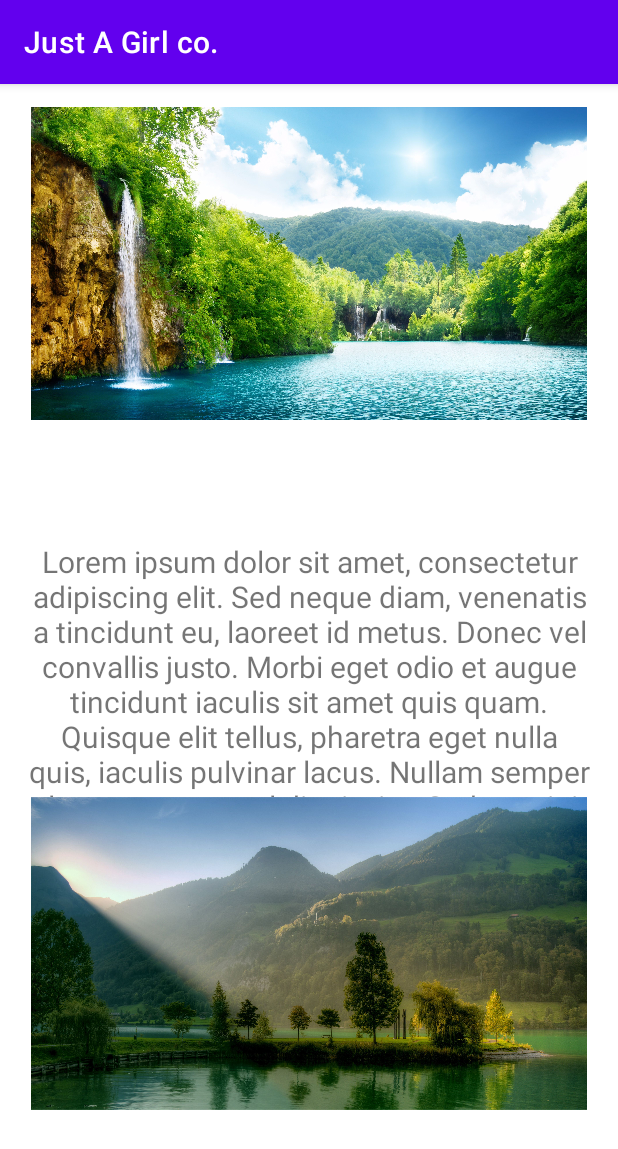
After one commit to cmwrobel1/girl-talk-radio, an Android app: the fragment MediaPageFragment shown on its own in the app's theme, on a phone screen of 412 x 824 dp. The commit adds this screen. Shown: the top 1149 px of the screen. Run offline under Robolectric (Android 15) with nearby library versions, the phone set to English and light mode, and no system bars.

Commit message:
add media or story page

```diff
--- a/JustAGirlco/app/src/main/java/com/example/justagirlco/MainActivity.java
+++ b/JustAGirlco/app/src/main/java/com/example/justagirlco/MainActivity.java
@@ -31,7 +31,7 @@ public class MainActivity extends AppCompatActivity {
         // Passing each menu ID as a set of Ids because each
         // menu should be considered as top level destinations.
         mAppBarConfiguration = new AppBarConfiguration.Builder(
-                R.id.nav_home, R.id.nav_gallery, R.id.nav_slideshow)
+                R.id.nav_home, R.id.nav_gallery, R.id.nav_slideshow, R.id.nav_mediaPage)
                 .setDrawerLayout(drawer)
                 .build();
         NavController navController = Navigation.findNavController(this, R.id.nav_host_fragment);
--- a/JustAGirlco/app/src/main/java/com/example/justagirlco/ui/home/HomeViewModel.java
+++ b/JustAGirlco/app/src/main/java/com/example/justagirlco/ui/home/HomeViewModel.java
@@ -1,6 +1,5 @@
 package com.example.justagirlco.ui.home;
 
-import android.widget.ImageView;
 import androidx.lifecycle.LiveData;
 import androidx.lifecycle.MutableLiveData;
 import androidx.lifecycle.ViewModel;
--- /dev/null
+++ b/JustAGirlco/app/src/main/java/com/example/justagirlco/ui/mediaPage/MediaPageFragment.java
@@ -0,0 +1,35 @@
+package com.example.justagirlco.ui.mediaPage;
+
+import android.os.Bundle;
+import android.view.LayoutInflater;
+import android.view.View;
+import android.view.ViewGroup;
+import android.widget.TextView;
+
+import androidx.annotation.NonNull;
+import androidx.annotation.Nullable;
+import androidx.fragment.app.Fragment;
+import androidx.lifecycle.Observer;
+import androidx.lifecycle.ViewModelProvider;
+
+import com.example.justagirlco.R;
+
+public class MediaPageFragment extends Fragment {
+
+    private MediaPageViewModel mediaPageViewModel;
+
+    public View onCreateView(@NonNull LayoutInflater inflater,
+                             ViewGroup container, Bundle savedInstanceState) {
+        mediaPageViewModel =
+                new ViewModelProvider(this).get(MediaPageViewModel.class);
+        View root = inflater.inflate(R.layout.fragment_media_page, container, false);
+        final TextView textView = root.findViewById(R.id.text_mediaPage);
+        mediaPageViewModel.getText().observe(getViewLifecycleOwner(), new Observer<String>() {
+            @Override
+            public void onChanged(@Nullable String s) {
+                textView.setText(s);
+            }
+        });
+        return root;
+    }
+}
--- /dev/null
+++ b/JustAGirlco/app/src/main/java/com/example/justagirlco/ui/mediaPage/MediaPageViewModel.java
@@ -0,0 +1,19 @@
+package com.example.justagirlco.ui.mediaPage;
+
+import androidx.lifecycle.LiveData;
+import androidx.lifecycle.MutableLiveData;
+import androidx.lifecycle.ViewModel;
+
+public class MediaPageViewModel extends ViewModel {
+
+    private MutableLiveData<String> mText;
+
+    public MediaPageViewModel() {
+        mText = new MutableLiveData<>();
+        mText.setValue("Lorem ipsum dolor sit amet, consectetur adipiscing elit. Sed neque diam, venenatis a tincidunt eu, laoreet id metus. Donec vel convallis justo. Morbi eget odio et augue tincidunt iaculis sit amet quis quam. Quisque elit tellus, pharetra eget nulla quis, iaculis pulvinar lacus. Nullam semper elementum est vel dignissim. Sed suscipit cursus mattis.");
+    }
+
+    public LiveData<String> getText() {
+        return mText;
+    }
+}
--- /dev/null
+++ b/JustAGirlco/app/src/main/res/layout/fragment_media_page.xml
@@ -0,0 +1,50 @@
+<?xml version="1.0" encoding="utf-8"?>
+<androidx.constraintlayout.widget.ConstraintLayout xmlns:android="http://schemas.android.com/apk/res/android"
+    xmlns:app="http://schemas.android.com/apk/res-auto"
+    xmlns:tools="http://schemas.android.com/tools"
+    android:layout_width="match_parent"
+    android:layout_height="match_parent"
+    android:background="#FFFFFF"
+    tools:context=".ui.mediaPage.MediaPageFragment">
+
+    <ImageView
+        android:id="@+id/tempImage1"
+        android:layout_width="wrap_content"
+        android:layout_height="wrap_content"
+        android:layout_marginTop="4dp"
+        android:adjustViewBounds="true"
+        android:scaleX=".9"
+        android:scaleY=".9"
+        android:src="@drawable/nature1"
+        app:layout_constraintStart_toStartOf="parent"
+        app:layout_constraintTop_toTopOf="parent" />
+
+    <TextView
+        android:id="@+id/text_mediaPage"
+        android:layout_width="match_parent"
+        android:layout_height="wrap_content"
+        android:layout_marginStart="8dp"
+        android:layout_marginTop="8dp"
+        android:layout_marginEnd="8dp"
+        android:textAlignment="center"
+        android:textSize="20sp"
+        app:layout_constraintBottom_toBottomOf="parent"
+        app:layout_constraintEnd_toEndOf="parent"
+        app:layout_constraintHorizontal_bias="0.0"
+        app:layout_constraintStart_toStartOf="parent"
+        app:layout_constraintTop_toTopOf="parent"
+        app:layout_constraintVertical_bias="0.543" />
+
+    <ImageView
+        android:id="@+id/tempImage2"
+        android:layout_width="wrap_content"
+        android:layout_height="wrap_content"
+        android:layout_marginTop="464dp"
+        android:adjustViewBounds="true"
+        android:scaleX=".9"
+        android:scaleY=".9"
+        android:src="@drawable/nature2"
+        app:layout_constraintStart_toStartOf="parent"
+        app:layout_constraintTop_toTopOf="parent" />
+
+</androidx.constraintlayout.widget.ConstraintLayout>
--- a/JustAGirlco/app/src/main/res/menu/activity_main_drawer.xml
+++ b/JustAGirlco/app/src/main/res/menu/activity_main_drawer.xml
@@ -16,5 +16,9 @@
             android:id="@+id/nav_slideshow"
             android:icon="@drawable/ic_menu_slideshow"
             android:title="@string/menu_slideshow" />
+        <item
+            android:id="@+id/nav_mediaPage"
+            android:icon="@drawable/ic_menu_gallery"
+            android:title="@string/menu_media" />
     </group>
 </menu>
--- a/JustAGirlco/app/src/main/res/navigation/mobile_navigation.xml
+++ b/JustAGirlco/app/src/main/res/navigation/mobile_navigation.xml
@@ -22,4 +22,10 @@
         android:name="com.example.justagirlco.ui.slideshow.SlideshowFragment"
         android:label="@string/menu_slideshow"
         tools:layout="@layout/fragment_slideshow" />
+
+    <fragment
+        android:id="@+id/nav_mediaPage"
+        android:name="com.example.justagirlco.ui.mediaPage.MediaPageFragment"
+        android:label="@string/menu_media"
+        tools:layout="@layout/fragment_media_page" />
 </navigation>
--- a/JustAGirlco/app/src/main/res/values/strings.xml
+++ b/JustAGirlco/app/src/main/res/values/strings.xml
@@ -11,4 +11,5 @@
     <string name="menu_home">Home</string>
     <string name="menu_gallery">Gallery</string>
     <string name="menu_slideshow">Slideshow</string>
+    <string name="menu_media">Stories</string>
 </resources>
```
Also changed, not shown: JustAGirlco/app/src/main/res/drawable/nature1.jpg (added), JustAGirlco/app/src/main/res/drawable/nature2.jpg (added).
